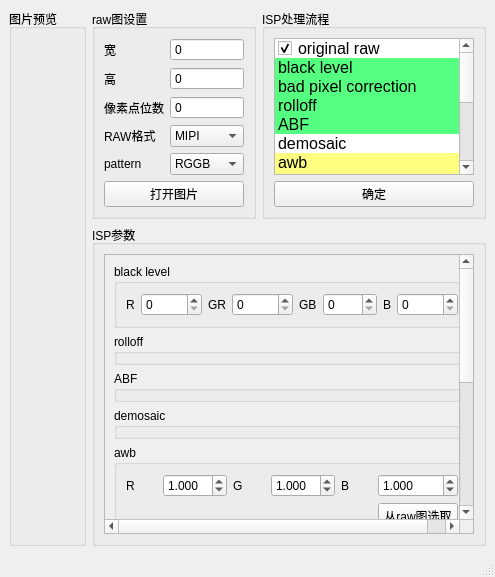
The window that tools/rawimageeditor/rawimageeditor_window.ui (xiaoqinxing/ImageTools) describes before a commit, drawn with Qt 5.
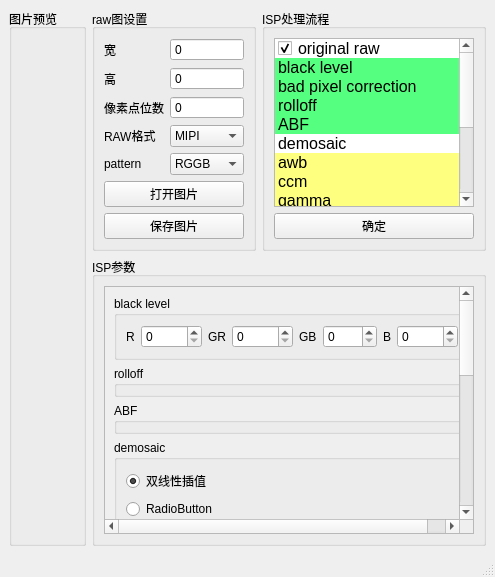
The same window after the commit.

Commit message: raw图编辑工具 ADD: 增加raw图上颜色的显示 ADD: 增加保存当前图片的按钮 ADD: 优化UI布局

What changed in the file:
```diff
--- a/tools/rawimageeditor/rawimageeditor_window.ui
+++ b/tools/rawimageeditor/rawimageeditor_window.ui
@@ -48,6 +48,19 @@
           <layout class="QHBoxLayout" name="horizontalLayout">
            <item>
             <layout class="QVBoxLayout" name="verticalLayout_2">
+             <item>
+              <spacer name="verticalSpacer_2">
+               <property name="orientation">
+                <enum>Qt::Vertical</enum>
+               </property>
+               <property name="sizeHint" stdset="0">
+                <size>
+                 <width>20</width>
+                 <height>40</height>
+                </size>
+               </property>
+              </spacer>
+             </item>
              <item>
               <layout class="QGridLayout" name="gridLayout_4">
                <item row="4" column="1">
@@ -166,6 +179,19 @@
                </item>
               </layout>
              </item>
+             <item>
+              <spacer name="verticalSpacer">
+               <property name="orientation">
+                <enum>Qt::Vertical</enum>
+               </property>
+               <property name="sizeHint" stdset="0">
+                <size>
+                 <width>20</width>
+                 <height>40</height>
+                </size>
+               </property>
+              </spacer>
+             </item>
              <item>
               <widget class="QPushButton" name="open_image">
                <property name="text">
@@ -173,6 +199,13 @@
                </property>
               </widget>
              </item>
+             <item>
+              <widget class="QPushButton" name="save_image">
+               <property name="text">
+                <string>保存图片</string>
+               </property>
+              </widget>
+             </item>
             </layout>
            </item>
           </layout>
@@ -483,9 +516,9 @@
             <property name="geometry">
              <rect>
               <x>0</x>
-              <y>0</y>
-              <width>364</width>
-              <height>356</height>
+              <y>-99</y>
+              <width>349</width>
+              <height>606</height>
              </rect>
             </property>
             <layout class="QGridLayout" name="gridLayout_7">
@@ -661,6 +694,41 @@
                <property name="title">
                 <string>demosaic</string>
                </property>
+               <layout class="QGridLayout" name="gridLayout_10">
+                <item row="2" column="0">
+                 <widget class="QRadioButton" name="radioButton_3">
+                  <property name="text">
+                   <string>RadioButton</string>
+                  </property>
+                  <attribute name="buttonGroup">
+                   <string notr="true">buttonGroup</string>
+                  </attribute>
+                 </widget>
+                </item>
+                <item row="4" column="0">
+                 <widget class="QRadioButton" name="radioButton">
+                  <property name="text">
+                   <string>RadioButton</string>
+                  </property>
+                  <attribute name="buttonGroup">
+                   <string notr="true">buttonGroup</string>
+                  </attribute>
+                 </widget>
+                </item>
+                <item row="0" column="0">
+                 <widget class="QRadioButton" name="radioButton_2">
+                  <property name="text">
+                   <string>双线性插值</string>
+                  </property>
+                  <property name="checked">
+                   <bool>true</bool>
+                  </property>
+                  <attribute name="buttonGroup">
+                   <string notr="true">buttonGroup</string>
+                  </attribute>
+                 </widget>
+                </item>
+               </layout>
               </widget>
              </item>
              <item row="6" column="0">
```
Left out of the diff: 139 changed lines with no effect on the pictures. The commit also changes 3 other files.
